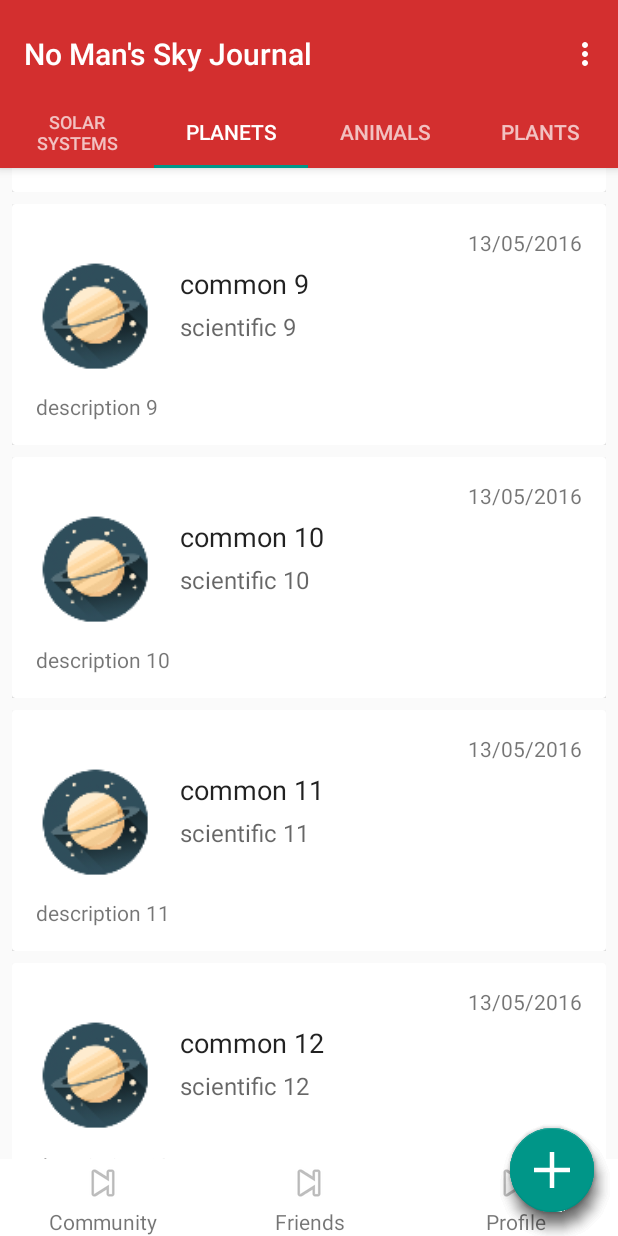
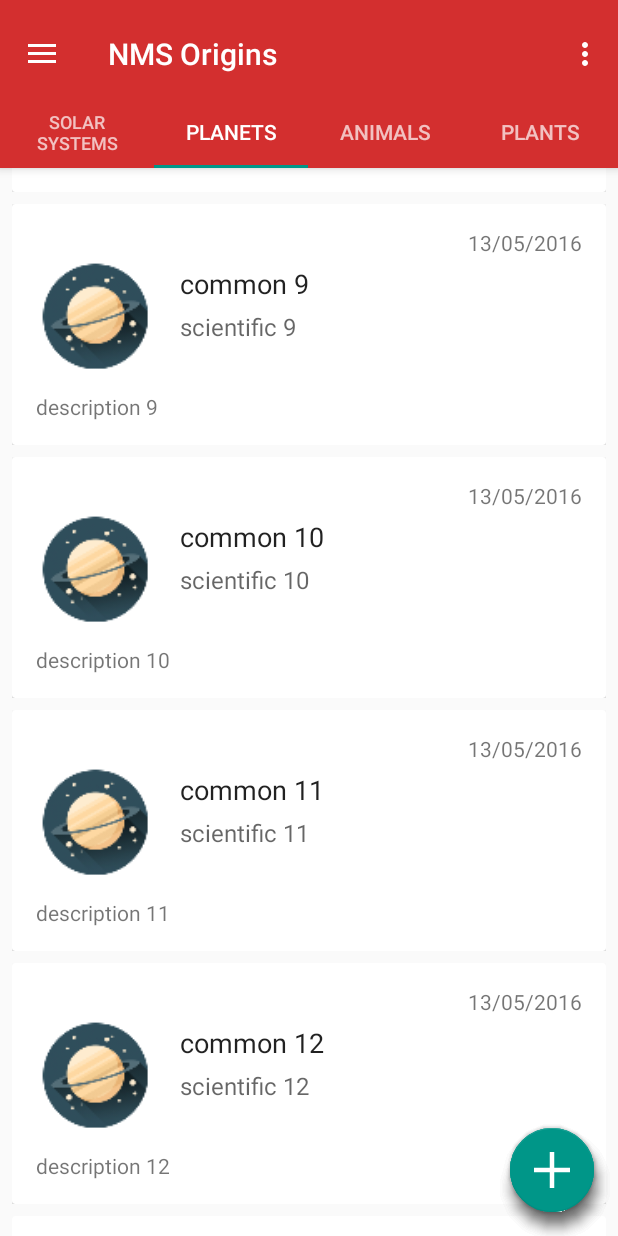
Before and after one commit to jacewardell/NoMansSkyJournal, an Android app: the screen it shows after launch (MainActivity), tab 2 chosen, scrolled down 1494 dp, on a phone screen of 412 x 824 dp. Run offline under Robolectric (Android 15) with nearby library versions, the phone set to English and light mode, and no system bars.

Commit message:
Initial DrawerLayout
Got a very basic form of the DrawerLayout to show with a spot for the
username and the to-come ListView of the menu options

```diff
--- a/app/src/main/java/com/sadostrich/nomansskyjournal/Activities/MainActivity.java
+++ b/app/src/main/java/com/sadostrich/nomansskyjournal/Activities/MainActivity.java
@@ -1,5 +1,6 @@
 package com.sadostrich.nomansskyjournal.Activities;
 
+import android.content.res.Configuration;
 import android.os.Bundle;
 import android.support.design.widget.FloatingActionButton;
 import android.support.design.widget.TabLayout;
@@ -8,6 +9,8 @@ import android.support.v4.app.FragmentManager;
 import android.support.v4.app.FragmentPagerAdapter;
 import android.support.v4.app.FragmentStatePagerAdapter;
 import android.support.v4.view.ViewPager;
+import android.support.v4.widget.DrawerLayout;
+import android.support.v7.app.ActionBarDrawerToggle;
 import android.support.v7.app.AppCompatActivity;
 import android.support.v7.widget.Toolbar;
 import android.util.Log;
@@ -48,12 +51,14 @@ public class MainActivity extends AppCompatActivity implements PlanetFragment.On
      */
     private ViewPager mViewPager;
     private boolean fabExpanded = false;
+    private DrawerLayout mDrawerLayout;
     private FloatingActionButton mainFab;
     private FloatingActionButton planetFab;
     private FloatingActionButton animalFab;
     private FloatingActionButton plantFab;
-    private Toolbar toolbar;
-    private BottomTabsView bottomTabsView;
+    private Toolbar mToolbar;
+    private ActionBarDrawerToggle mDrawerToggle;
+//    private BottomTabsView bottomTabsView;
 
     @Override
     protected void onCreate(Bundle savedInstanceState) {
@@ -62,7 +67,7 @@ public class MainActivity extends AppCompatActivity implements PlanetFragment.On
 
         getViewRefs();
 
-        setSupportActionBar(toolbar);
+        setSupportActionBar(mToolbar);
         // Create the adapter that will return a fragment for each of the three
         // primary sections of the activity.
         mSectionsPagerAdapter = new SectionsPagerAdapter(getSupportFragmentManager());
@@ -75,7 +80,8 @@ public class MainActivity extends AppCompatActivity implements PlanetFragment.On
         tabLayout.setupWithViewPager(mViewPager);
 
         setupFabs();
-        setupBottomTabs();
+        setupDrawerLayout();
+//        setupBottomTabs();
 
         retrofit = new Retrofit.Builder().baseUrl(NMSOriginsService.BASE_URL)
                 .addConverterFactory(GsonConverterFactory.create()).build();
@@ -95,11 +101,42 @@ public class MainActivity extends AppCompatActivity implements PlanetFragment.On
         });
     }
 
+    private void setupDrawerLayout() {
+        mDrawerLayout = (DrawerLayout) findViewById(R.id.main_drawer);
+        mDrawerToggle = new ActionBarDrawerToggle(
+                this,                  /* host Activity */
+                mDrawerLayout,         /* DrawerLayout object */
+                mToolbar,  /* nav drawer icon to replace 'Up' caret */
+                R.string.drawer_open,  /* "open drawer" description */
+                R.string.drawer_close  /* "close drawer" description */
+        ) {
+
+            /** Called when a drawer has settled in a completely closed state. */
+            public void onDrawerClosed(View view) {
+                super.onDrawerClosed(view);
+                getSupportActionBar().setTitle(getResources().getString(R.string.app_name));
+            }
+
+            /** Called when a drawer has settled in a completely open state. */
+            public void onDrawerOpened(View drawerView) {
+                super.onDrawerOpened(drawerView);
+                getSupportActionBar().setTitle(getResources().getString(R.string.app_name));
+            }
+        };
+
+        // Set the drawer toggle as the DrawerListener
+        mDrawerLayout.setDrawerListener(mDrawerToggle);
+
+        getSupportActionBar().setDisplayHomeAsUpEnabled(true);
+        getSupportActionBar().setHomeButtonEnabled(true);
+    }
+
     private void getViewRefs() {
         mViewPager = (ViewPager) findViewById(R.id.container);
 
-        toolbar = (Toolbar) findViewById(R.id.toolbar);
-        bottomTabsView = (BottomTabsView) findViewById(R.id.bottom_tabs_view);
+        mDrawerLayout = (DrawerLayout) findViewById(R.id.main_drawer);
+        mToolbar = (Toolbar) findViewById(R.id.toolbar);
+//        bottomTabsView = (BottomTabsView) findViewById(R.id.bottom_tabs_view);
 
         mainFab = (FloatingActionButton) findViewById(R.id.fab);
         planetFab = (FloatingActionButton) findViewById(R.id.planet_fab);
@@ -126,8 +163,21 @@ public class MainActivity extends AppCompatActivity implements PlanetFragment.On
         }
     }
 
-    private void setupBottomTabs() {
-        bottomTabsView.setTabSelectedListener(this);
+//    private void setupBottomTabs() {
+//        bottomTabsView.setTabSelectedListener(this);
+//    }
+
+    @Override
+    protected void onPostCreate(Bundle savedInstanceState) {
+        super.onPostCreate(savedInstanceState);
+        // Sync the toggle state after onRestoreInstanceState has occurred.
+        mDrawerToggle.syncState();
+    }
+
+    @Override
+    public void onConfigurationChanged(Configuration newConfig) {
+        super.onConfigurationChanged(newConfig);
+        mDrawerToggle.onConfigurationChanged(newConfig);
     }
 
     @Override
--- a/app/src/main/res/layout/activity_main.xml
+++ b/app/src/main/res/layout/activity_main.xml
@@ -1,8 +1,14 @@
 <?xml version="1.0" encoding="utf-8"?>
+
+<android.support.v4.widget.DrawerLayout
+    android:id="@+id/main_drawer"
+    xmlns:android="http://schemas.android.com/apk/res/android"
+    xmlns:app="http://schemas.android.com/apk/res-auto"
+    xmlns:tools="http://schemas.android.com/tools"
+    android:layout_width="match_parent"
+    android:layout_height="match_parent">
+
     <android.support.design.widget.CoordinatorLayout
-    xmlns:android="http://schemas.android.com/apk/res/android"
-    xmlns:tools="http://schemas.android.com/tools"
-    xmlns:app="http://schemas.android.com/apk/res-auto"
         android:id="@+id/main_content"
         android:layout_width="match_parent"
         android:layout_height="match_parent"
@@ -21,8 +27,8 @@
                 android:layout_width="match_parent"
                 android:layout_height="?attr/actionBarSize"
                 android:background="?attr/colorPrimary"
-            app:popupTheme="@style/AppTheme.PopupOverlay"
-            app:layout_scrollFlags="scroll|enterAlways">
+                app:layout_scrollFlags="scroll|enterAlways"
+                app:popupTheme="@style/AppTheme.PopupOverlay">
 
             </android.support.v7.widget.Toolbar>
 
@@ -38,12 +44,6 @@
             android:layout_width="match_parent"
             android:layout_height="match_parent"
             app:layout_behavior="@string/appbar_scrolling_view_behavior"/>
-
-    <com.sadostrich.nomansskyjournal.Views.BottomTabsView
-        android:id="@+id/bottom_tabs_view"
-        android:layout_height="wrap_content"
-        android:layout_width="match_parent"
-        android:layout_gravity="bottom"/>
 
         <android.support.design.widget.FloatingActionButton
             android:id="@+id/planet_fab"
@@ -78,3 +78,6 @@
             android:layout_margin="@dimen/fab_margin"
             android:src="@drawable/plus"/>
     </android.support.design.widget.CoordinatorLayout>
+
+    <include layout="@layout/drawer_layout_view"/>
+</android.support.v4.widget.DrawerLayout>
--- a/app/src/main/res/values/dimens.xml
+++ b/app/src/main/res/values/dimens.xml
@@ -6,6 +6,7 @@
     <dimen name="appbar_padding_top">8dp</dimen>
 
     <!-- All sizes -->
+    <dimen name="d.5">0.5dp</dimen>
     <dimen name="d1">1dp</dimen>
     <dimen name="d2">2dp</dimen>
     <dimen name="d4">4dp</dimen>
--- a/app/src/main/res/values/strings.xml
+++ b/app/src/main/res/values/strings.xml
@@ -1,5 +1,5 @@
 <resources>
-    <string name="app_name">No Man\'s Sky Journal</string>
+    <string name="app_name">NMS Origins</string>
     <string name="action_settings">Settings</string>
     <string name="section_format">Hello World from section: %1$d</string>
 
@@ -26,6 +26,10 @@
         {discoveries} yet. Click the bottom right button to begin your journey!</string>
     <string name="title_activity_login">Sign in</string>
 
+    <!-- Content Descriptions -->
+    <string name="drawer_open">open drawer</string>
+    <string name="drawer_close">close drawer</string>
+
     <!-- Strings related to login -->
     <string name="prompt_email">Email</string>
     <string name="prompt_password">Password (optional)</string>
```
Also changed, not shown: app/src/main/res/drawable/ic_menu_bars.xml (added, +9 -0 lines), app/src/main/res/layout/drawer_layout_view.xml (added, +48 -0 lines), 1 other file. Lines whose indentation alone changed are shown as unchanged.
